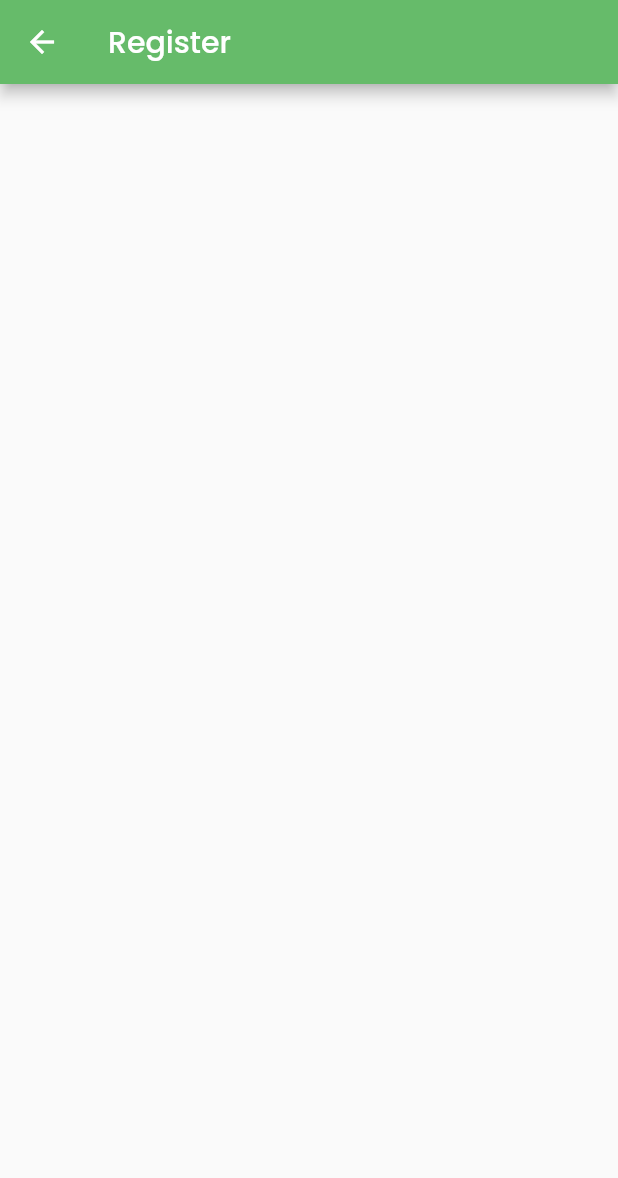
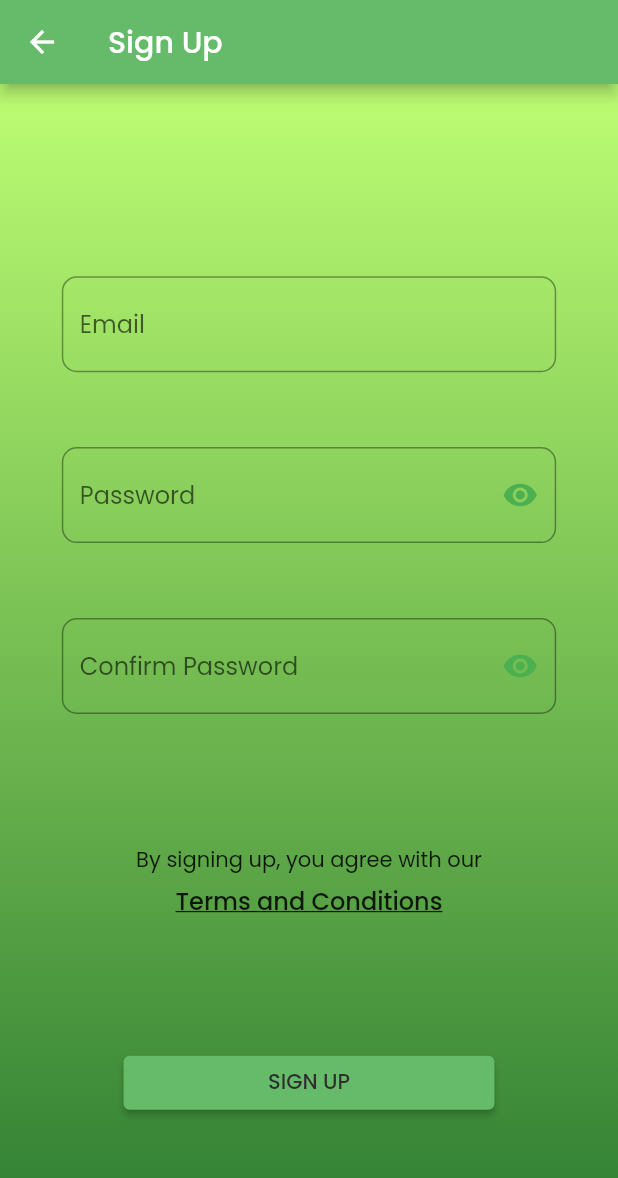
Before and after one commit to KirbyNguyen/growth, a Flutter app: the EmailAuthPage screen opened by its route, after a tap on "Sign Up!", on a phone screen of 412 x 824 dp. Shown: the top 1178 px of the screen. Run offline on Flutter 3.47's test engine with Material 2 defaults, Android fonts, the phone set to English and light mode, and no system bars; our stand-ins replace flutter_hooks, flutter_signin_button, hooks_riverpod, shared_preferences; accounts and stored records are empty.

Commit message:
Added registration page

```diff
--- /dev/null
+++ b/lib/components/email_auth_form.dart
@@ -0,0 +1,82 @@
+import 'package:flutter/material.dart';
+import 'package:flutter_hooks/flutter_hooks.dart';
+import 'package:growth/styles/auth_text_field_style.dart';
+
+/// [EmailAuthForm] provides 2 text fields for email, and password.
+class EmailAuthForm extends HookWidget {
+  const EmailAuthForm({
+    Key? key,
+    required ValueNotifier<GlobalKey<FormState>> useEmailFormKey,
+    required TextEditingController useEmailTextController,
+    required bool useAppThemeStateProvider,
+    required TextEditingController usePasswordTextController,
+  })  : _useEmailFormKey = useEmailFormKey,
+        _useEmailTextController = useEmailTextController,
+        _useAppThemeStateProvider = useAppThemeStateProvider,
+        _usePasswordTextController = usePasswordTextController,
+        super(key: key);
+
+  final ValueNotifier<GlobalKey<FormState>> _useEmailFormKey;
+  final TextEditingController _useEmailTextController;
+  final bool _useAppThemeStateProvider;
+  final TextEditingController _usePasswordTextController;
+
+  @override
+  Widget build(BuildContext context) {
+    final _usePasswordObscured = useState<bool>(true);
+
+    return Form(
+      key: _useEmailFormKey.value,
+      child: Column(
+        mainAxisAlignment: MainAxisAlignment.spaceEvenly,
+        children: <Widget>[
+          TextFormField(
+            autocorrect: false,
+            controller: _useEmailTextController,
+            textCapitalization: TextCapitalization.none,
+            decoration:
+                AuthTextFieldDecoration.authTextField(_useAppThemeStateProvider)
+                    .copyWith(hintText: "Email"),
+          ),
+          Column(
+            children: <Widget>[
+              TextFormField(
+                autocorrect: false,
+                controller: _usePasswordTextController,
+                obscureText: _usePasswordObscured.value,
+                textCapitalization: TextCapitalization.none,
+                decoration: AuthTextFieldDecoration.authTextField(
+                        _useAppThemeStateProvider)
+                    .copyWith(
+                  hintText: "Password",
+                  suffixIcon: GestureDetector(
+                    onTap: () {
+                      _usePasswordObscured.value = !_usePasswordObscured.value;
+                    },
+                    child: AuthTextFieldDecoration.passwordObscureIcon(
+                        _useAppThemeStateProvider, _usePasswordObscured.value),
+                  ),
+                ),
+              ),
+              Align(
+                alignment: Alignment.topLeft,
+                child: GestureDetector(
+                  onTap: () {
+                    Navigator.of(context).pushNamed("/reset");
+                  },
+                  child: const Padding(
+                    padding: EdgeInsets.fromLTRB(10.0, 5.0, 0.0, 0.0),
+                    child: Text(
+                      "Reset Password",
+                      style: TextStyle(decoration: TextDecoration.underline),
+                    ),
+                  ),
+                ),
+              ),
+            ],
+          ),
+        ],
+      ),
+    );
+  }
+}
--- /dev/null
+++ b/lib/components/email_register_form.dart
@@ -0,0 +1,85 @@
+import 'package:flutter/material.dart';
+import 'package:flutter_hooks/flutter_hooks.dart';
+import 'package:growth/styles/auth_text_field_style.dart';
+
+/// [EmailRegisterForm] provides 3 text fields for email, password, and confirm
+/// password.
+class EmailRegisterForm extends HookWidget {
+  const EmailRegisterForm({
+    Key? key,
+    required ValueNotifier<GlobalKey<FormState>> useEmailFormKey,
+    required TextEditingController useEmailTextController,
+    required bool useAppThemeStateProvider,
+    required TextEditingController usePasswordTextController,
+    required TextEditingController useConfirmPasswordTextController,
+  })  : _useEmailFormKey = useEmailFormKey,
+        _useEmailTextController = useEmailTextController,
+        _useAppThemeStateProvider = useAppThemeStateProvider,
+        _usePasswordTextController = usePasswordTextController,
+        _useConfirmPasswordTextController = useConfirmPasswordTextController,
+        super(key: key);
+
+  final ValueNotifier<GlobalKey<FormState>> _useEmailFormKey;
+  final TextEditingController _useEmailTextController;
+  final bool _useAppThemeStateProvider;
+  final TextEditingController _usePasswordTextController;
+  final TextEditingController _useConfirmPasswordTextController;
+
+  @override
+  Widget build(BuildContext context) {
+    final _usePasswordObscured = useState<bool>(true);
+
+    return Form(
+      key: _useEmailFormKey.value,
+      child: Column(
+        mainAxisAlignment: MainAxisAlignment.spaceEvenly,
+        children: <Widget>[
+          TextFormField(
+            autocorrect: false,
+            controller: _useEmailTextController,
+            textCapitalization: TextCapitalization.none,
+            decoration:
+                AuthTextFieldDecoration.authTextField(_useAppThemeStateProvider)
+                    .copyWith(hintText: "Email"),
+          ),
+          TextFormField(
+            autocorrect: false,
+            controller: _usePasswordTextController,
+            obscureText: _usePasswordObscured.value,
+            textCapitalization: TextCapitalization.none,
+            decoration:
+                AuthTextFieldDecoration.authTextField(_useAppThemeStateProvider)
+                    .copyWith(
+              hintText: "Password",
+              suffixIcon: GestureDetector(
+                onTap: () {
+                  _usePasswordObscured.value = !_usePasswordObscured.value;
+                },
+                child: AuthTextFieldDecoration.passwordObscureIcon(
+                    _useAppThemeStateProvider, _usePasswordObscured.value),
+              ),
+            ),
+          ),
+          TextFormField(
+            autocorrect: false,
+            controller: _useConfirmPasswordTextController,
+            obscureText: _usePasswordObscured.value,
+            textCapitalization: TextCapitalization.none,
+            decoration:
+                AuthTextFieldDecoration.authTextField(_useAppThemeStateProvider)
+                    .copyWith(
+              hintText: "Confirm Password",
+              suffixIcon: GestureDetector(
+                onTap: () {
+                  _usePasswordObscured.value = !_usePasswordObscured.value;
+                },
+                child: AuthTextFieldDecoration.passwordObscureIcon(
+                    _useAppThemeStateProvider, _usePasswordObscured.value),
+              ),
+            ),
+          ),
+        ],
+      ),
+    );
+  }
+}
--- a/lib/components/sign_in_button_list.dart
+++ b/lib/components/sign_in_button_list.dart
@@ -64,7 +64,7 @@ class AuthOptionsLowerContainer extends HookWidget {
             const Expanded(
               flex: 1,
               child: TermsText(
-                flavorText: "By logging in, you agree with our",
+                flavorText: "By signing in, you agree with our",
               ),
             ),
           ],
--- a/lib/constants/nav_routes.dart
+++ b/lib/constants/nav_routes.dart
@@ -1,12 +1,14 @@
 import 'package:growth/pages/authentication/auth_options_page.dart';
 import 'package:growth/pages/authentication/email_auth_page.dart';
-import 'package:growth/pages/authentication/email_register.dart';
+import 'package:growth/pages/authentication/email_register_page.dart';
+import 'package:growth/pages/authentication/reset_password_page.dart';
 import 'package:growth/pages/misc/terms_conditions_page.dart';
 
 /// Named routes for navigation through the app.
 class NavigatonRoutes {
   static var navRoutes = {
     "/terms": (context) => const TermsConditionsPage(),
+    "/reset": (context) => const ResetPasswordPage(),
     "/auth/options": (context) => const AuthOptionsPage(),
     "/auth/email": (context) => const EmailAuthPage(),
     "/auth/register": (context) => const EmailRegisterPage(),
--- a/lib/pages/authentication/email_auth_page.dart
+++ b/lib/pages/authentication/email_auth_page.dart
@@ -1,12 +1,13 @@
 import 'package:flutter/material.dart';
 import 'package:flutter_hooks/flutter_hooks.dart';
-import 'package:growth/styles/auth_text_field_style.dart';
 import 'package:hooks_riverpod/hooks_riverpod.dart';
 
 import 'package:growth/styles/auth_decoration.dart';
 import 'package:growth/components/sign_up_test.dart';
+import 'package:growth/components/email_auth_form.dart';
 import 'package:growth/providers/app_theme_provider.dart';
 
+/// Authentication page for email logins.
 class EmailAuthPage extends HookWidget {
   const EmailAuthPage({Key? key}) : super(key: key);
 
@@ -51,50 +52,11 @@ class EmailAuthPage extends HookWidget {
                   ),
                   Expanded(
                     flex: 3,
-                    child: Form(
-                      key: _useEmailFormKey.value,
-                      child: Column(
-                        mainAxisAlignment: MainAxisAlignment.spaceEvenly,
-                        children: <Widget>[
-                          TextFormField(
-                            autocorrect: false,
-                            controller: _useEmailTextController,
-                            textCapitalization: TextCapitalization.none,
-                            decoration: AuthTextFieldDecoration.authTextField(
-                                    _useAppThemeStateProvider)
-                                .copyWith(hintText: "Email"),
-                          ),
-                          Column(
-                            children: <Widget>[
-                              TextFormField(
-                                autocorrect: false,
-                                controller: _usePasswordTextController,
-                                textCapitalization: TextCapitalization.none,
-                                decoration:
-                                    AuthTextFieldDecoration.authTextField(
-                                            _useAppThemeStateProvider)
-                                        .copyWith(hintText: "Password"),
-                              ),
-                              Align(
-                                alignment: Alignment.topLeft,
-                                child: GestureDetector(
-                                  onTap: () {},
-                                  child: const Padding(
-                                    padding: EdgeInsets.fromLTRB(
-                                        10.0, 5.0, 0.0, 0.0),
-                                    child: Text(
-                                      "Reset Password",
-                                      style: TextStyle(
-                                          decoration: TextDecoration.underline),
-                                    ),
-                                  ),
-                                ),
-                              ),
-                            ],
-                          ),
-                        ],
-                      ),
-                    ),
+                    child: EmailAuthForm(
+                        useEmailFormKey: _useEmailFormKey,
+                        useEmailTextController: _useEmailTextController,
+                        useAppThemeStateProvider: _useAppThemeStateProvider,
+                        usePasswordTextController: _usePasswordTextController),
                   ),
                   Flexible(
                     fit: FlexFit.loose,
@@ -105,7 +67,7 @@ class EmailAuthPage extends HookWidget {
                         width: MediaQuery.of(context).size.width * 0.60,
                         child: ElevatedButton(
                           onPressed: () {},
-                          child: const Text("Sign In"),
+                          child: const Text("SIGN IN"),
                         ),
                       ),
                     ),
--- a/lib/pages/authentication/email_register.dart
+++ /dev/null
@@ -1,15 +0,0 @@
-import 'package:flutter/material.dart';
-import 'package:flutter_hooks/flutter_hooks.dart';
-
-class EmailRegisterPage extends HookWidget {
-  const EmailRegisterPage({Key? key}) : super(key: key);
-
-  @override
-  Widget build(BuildContext context) {
-    return Scaffold(
-      appBar: AppBar(
-        title: const Text("Register"),
-      ),
-    );
-  }
-}
--- /dev/null
+++ b/lib/pages/authentication/email_register_page.dart
@@ -0,0 +1,86 @@
+import 'package:flutter/material.dart';
+import 'package:flutter_hooks/flutter_hooks.dart';
+import 'package:hooks_riverpod/hooks_riverpod.dart';
+
+import 'package:growth/components/terms_text.dart';
+import 'package:growth/styles/auth_decoration.dart';
+import 'package:growth/providers/app_theme_provider.dart';
+import 'package:growth/components/email_register_form.dart';
+
+/// Authentication page for email signup.
+class EmailRegisterPage extends HookWidget {
+  const EmailRegisterPage({Key? key}) : super(key: key);
+
+  @override
+  Widget build(BuildContext context) {
+    final _useAppThemeStateProvider = useProvider(appThemeStateProvider);
+
+    final _useEmailFormKey =
+        useState<GlobalKey<FormState>>(GlobalKey<FormState>());
+    final _useEmailTextController =
+        useTextEditingController.fromValue(TextEditingValue.empty);
+    final _usePasswordTextController =
+        useTextEditingController.fromValue(TextEditingValue.empty);
+    final _useConfirmPasswordTextController =
+        useTextEditingController.fromValue(TextEditingValue.empty);
+
+    return Scaffold(
+      resizeToAvoidBottomInset: false,
+      appBar: AppBar(title: const Text("Sign Up")),
+      body: Container(
+        decoration:
+            AuthDecoration.authGradientBackground(_useAppThemeStateProvider),
+        padding: EdgeInsets.symmetric(
+          vertical: MediaQuery.of(context).size.height * 0.05,
+        ),
+        child: CustomScrollView(
+          slivers: [
+            SliverFillRemaining(
+              hasScrollBody: false,
+              child: Column(
+                mainAxisAlignment: MainAxisAlignment.spaceEvenly,
+                crossAxisAlignment: CrossAxisAlignment.center,
+                children: <Widget>[
+                  Expanded(
+                    flex: 4,
+                    child: Container(
+                      padding: EdgeInsets.symmetric(
+                        horizontal: MediaQuery.of(context).size.width * 0.10,
+                      ),
+                      child: EmailRegisterForm(
+                          useEmailFormKey: _useEmailFormKey,
+                          useEmailTextController: _useEmailTextController,
+                          useAppThemeStateProvider: _useAppThemeStateProvider,
+                          usePasswordTextController: _usePasswordTextController,
+                          useConfirmPasswordTextController:
+                              _useConfirmPasswordTextController),
+                    ),
+                  ),
+                  const Expanded(
+                    flex: 1,
+                    child: Center(
+                      child: TermsText(
+                        flavorText: "By signing up, you agree with our",
+                      ),
+                    ),
+                  ),
+                  Flexible(
+                    fit: FlexFit.loose,
+                    flex: 2,
+                    child: SizedBox(
+                      width: MediaQuery.of(context).size.width * 0.60,
+                      child: ElevatedButton(
+                        onPressed: () {},
+                        child: const Text("SIGN UP"),
+                      ),
+                    ),
+                  ),
+                ],
+              ),
+            ),
+          ],
+        ),
+      ),
+    );
+  }
+}
--- /dev/null
+++ b/lib/pages/authentication/reset_password_page.dart
@@ -0,0 +1,14 @@
+import 'package:flutter/material.dart';
+
+class ResetPasswordPage extends StatelessWidget {
+  const ResetPasswordPage({Key? key}) : super(key: key);
+
+  @override
+  Widget build(BuildContext context) {
+    return Scaffold(
+      appBar: AppBar(
+        title: const Text("Reset Password"),
+      ),
+    );
+  }
+}
```
